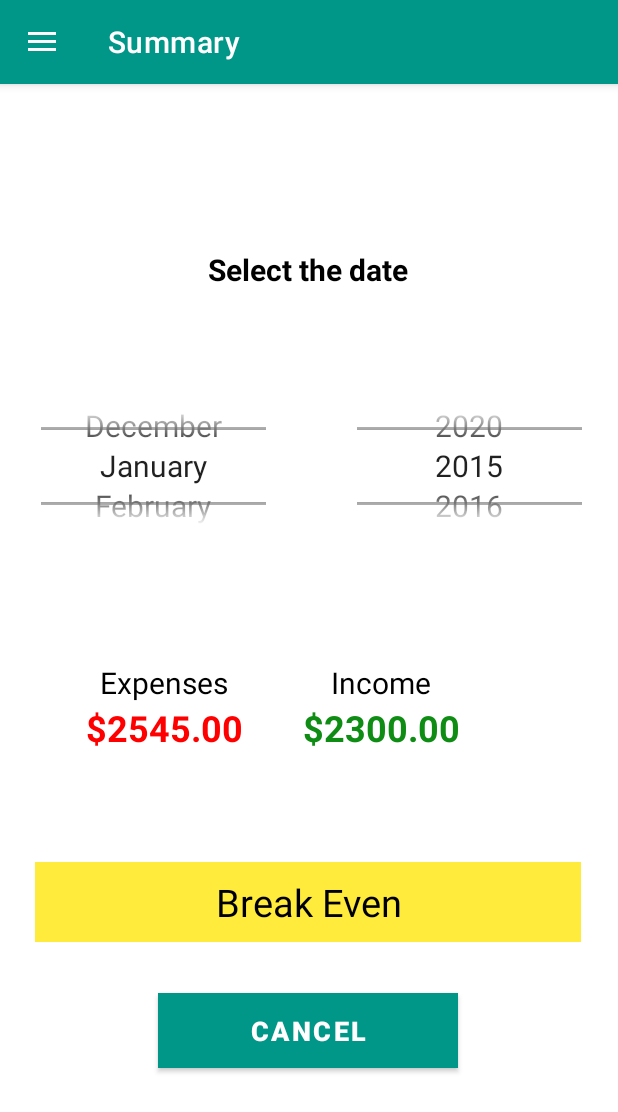
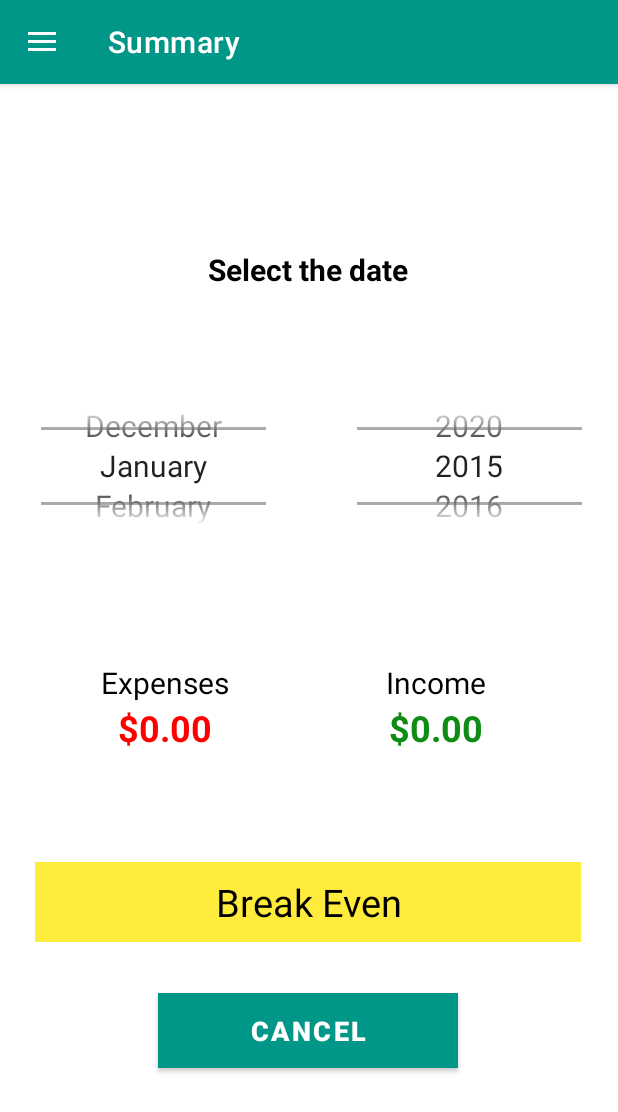
Before and after one commit to Binod-Shrestha/DollarFinalProject, an Android app: the screen it shows after launch (MainActivity), after a tap on "VIEW SUMMARY", on a phone screen of 412 x 824 dp. Shown: the top 1112 px of the screen. Run offline under Robolectric (Android 15) with nearby library versions, the phone set to English and light mode, and no system bars; our stand-ins replace Room's generated code, navigation-ui; libraries missing offline, so code that uses them is left out: org.jetbrains.anko; 1 statement that could not run was skipped.

Commit message:
amount calculated

```diff
--- a/app/src/main/java/project/stsBHS/dollarfinalproject/ui/summary/SummaryFragment.kt
+++ b/app/src/main/java/project/stsBHS/dollarfinalproject/ui/summary/SummaryFragment.kt
@@ -62,7 +62,7 @@ class SummaryFragment : Fragment() {
         month_picker.wrapSelectorWheel = true
         month_picker.displayedValues = months
         month_picker.setOnValueChangedListener { picker, oldVal, newVal ->
-            binding.labelAnalysis.text = "$newVal"
+           // binding.labelAnalysis.text = "$newVal"
         }
 
         var db = context?.let { FinanceDatabase.getInstance(it) }
@@ -70,32 +70,30 @@ class SummaryFragment : Fragment() {
         var totalIncome: Double = 0.0
         doAsync {
             var expenses = db?.financeDao()?.getAllExpenses()
-            // var incomes = db?.financeDao()?.getAllIncomes()
             if (expenses != null) {
                 for (x in expenses) totalExpense += x.amount
 
             }
+            //for incomes
+           // var incomes = db?.financeDao()?.getAllIncomes()
+            //if (incomes != null) {
+            //    for(x in incomes) totalIncome += x.incomes
+           // }
             uiThread {
                 totalExpense = (((totalExpense * 100).toInt()).toDouble()) / 100
                 totalIncome = (((totalIncome * 100).toInt()).toDouble()) / 100
                 binding.labelExpense.text = "$ " + totalExpense.toString()
                 binding.labelIncome.text = "$ " + totalIncome.toString()
             }
-            //            if (incomes != null) {
-            //                for(x in incomes){
-            //                    totalIncome += incomes
-            //
-            //                }
-            //
-            //            }
+
 
         }
 
 
         // Analysis of income and expense
         when {
-            totalIncome > totalExpense -> binding.labelAnalysis.text = "Expense More"
-            totalIncome < totalExpense -> binding.labelAnalysis.text = "Good Saving"
+            totalIncome > totalExpense -> binding.labelAnalysis.text = "Saving Good"
+            totalIncome < totalExpense -> binding.labelAnalysis.text = "Conrol your Expense"
             else -> binding.labelAnalysis.text = "Break Even"
         }
 
--- a/app/src/main/res/layout/fragment_summary.xml
+++ b/app/src/main/res/layout/fragment_summary.xml
@@ -86,7 +86,7 @@
 
     <TableLayout
         android:id="@+id/tableLayout"
-        android:layout_width="356dp"
+        android:layout_width="0dp"
         android:layout_height="100dp"
         app:layout_constraintBottom_toTopOf="@+id/label_analysis"
         app:layout_constraintEnd_toEndOf="parent"
@@ -97,18 +97,22 @@
 
         <TableRow
             android:layout_width="match_parent"
-            android:layout_height="wrap_content">
+            android:layout_height="wrap_content"
+            android:textAlignment="center">
 
             <TextView
 
-                android:layout_marginLeft="30dp"
+                android:layout_marginLeft="20dp"
+                android:width="180dp"
                 android:text="Expenses"
                 android:textAlignment="center"
                 android:textColor="@color/black"
                 android:textSize="20dp" />
 
             <TextView
-                android:layout_marginLeft="40dp"
+                android:layout_width="181dp"
+                android:layout_marginRight="40dp"
+                android:width="160dp"
                 android:text="Income"
                 android:textAlignment="center"
                 android:textColor="@color/black"
@@ -117,12 +121,15 @@
 
         <TableRow
             android:layout_width="match_parent"
-            android:layout_height="wrap_content">
+            android:layout_height="wrap_content"
+            android:textAlignment="center"
+            >
 
             <TextView
                 android:id="@+id/label_expense"
-                android:layout_marginLeft="30dp"
-                android:text="$2545.00"
+                android:layout_marginLeft="20dp"
+                android:width="180dp"
+                android:text="$0.00"
                 android:textAlignment="center"
                 android:textColor="#FF0000"
                 android:textSize="24sp"
@@ -132,8 +139,9 @@
 
             <TextView
                 android:id="@+id/label_income"
-                android:layout_marginLeft="40dp"
-                android:text="$2300.00"
+                android:width="180dp"
+                android:layout_marginRight="40dp"
+                android:text="$0.00"
                 android:textAlignment="center"
                 android:textColor="#0E8C13"
                 android:textSize="24sp"
```
